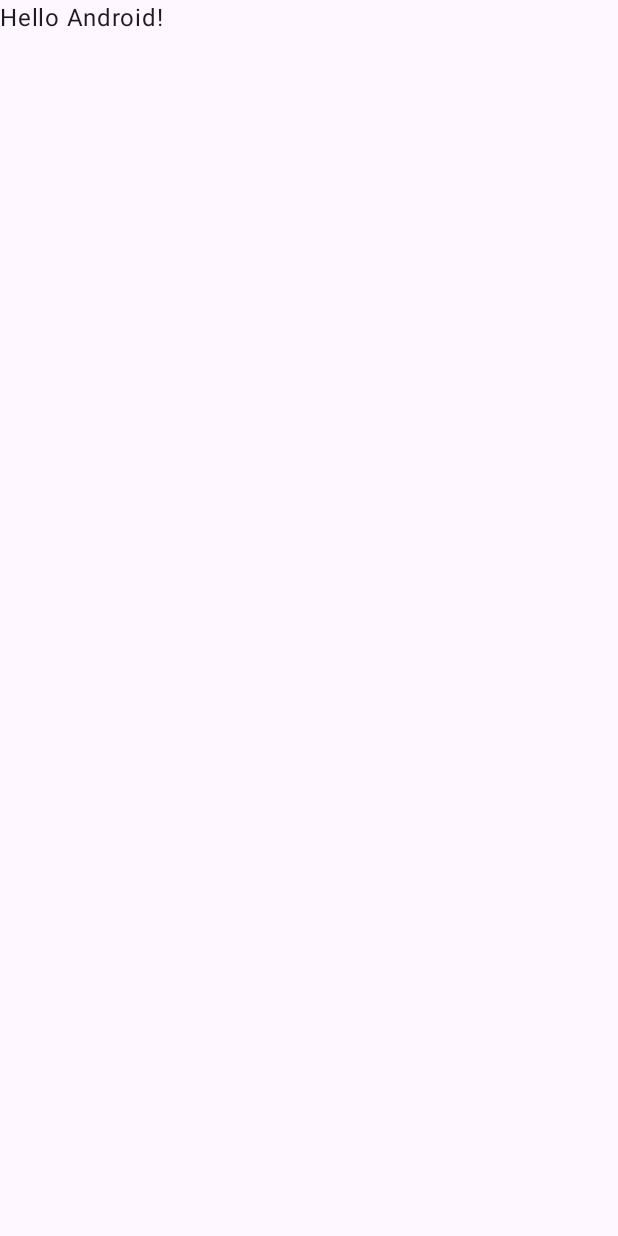
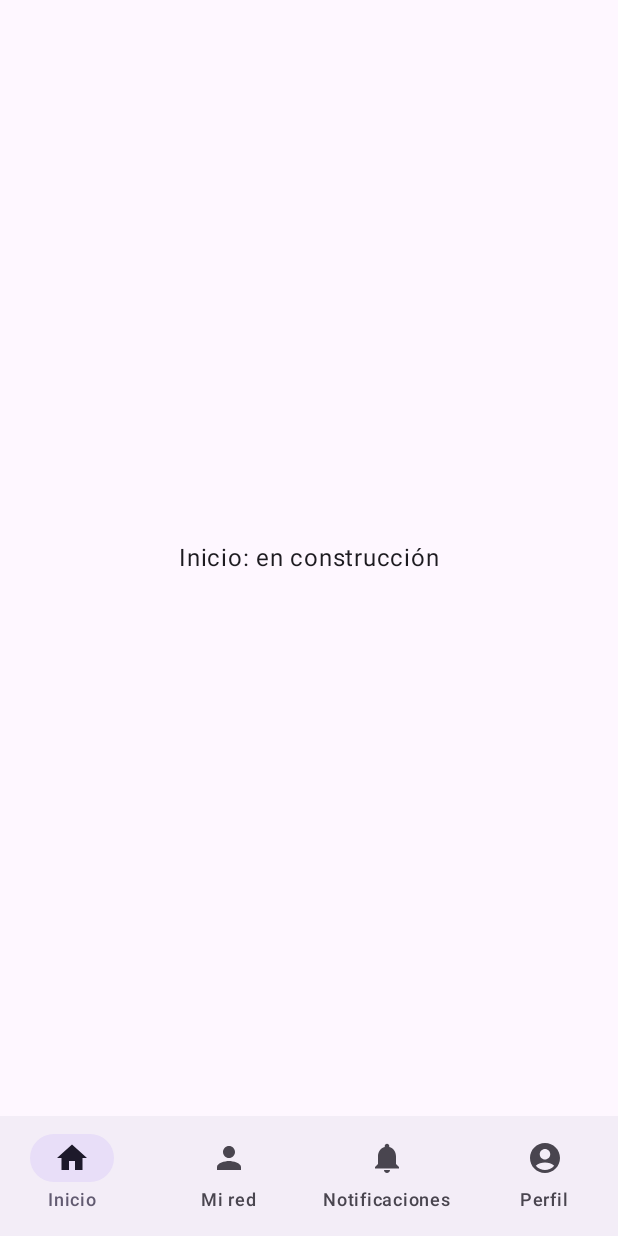
Before and after one commit to Nox4dr1/android-linkedin-UI, an Android app built with Jetpack Compose: the screen it shows after launch (MainActivity), on a phone screen of 412 x 824 dp. Before the commit the screen is almost empty. Run offline under Robolectric (Android 15) with nearby library versions, the phone set to English and light mode, and no system bars.

Commit message:
Agrega barra de navegación inferior con las 4 pantallas

```diff
--- a/app/src/main/java/com/example/android_linkedin_ui/MainActivity.kt
+++ b/app/src/main/java/com/example/android_linkedin_ui/MainActivity.kt
@@ -12,6 +12,33 @@ import androidx.compose.runtime.Composable
 import androidx.compose.ui.Modifier
 import androidx.compose.ui.tooling.preview.Preview
 import com.example.android_linkedin_ui.ui.theme.AndroidlinkedinUITheme
+import android.os.Bundle
+import androidx.activity.ComponentActivity
+import androidx.activity.compose.setContent
+import androidx.activity.enableEdgeToEdge
+import androidx.compose.foundation.layout.fillMaxSize
+import androidx.compose.foundation.layout.padding
+import androidx.compose.material.icons.Icons
+import androidx.compose.material.icons.filled.AccountCircle
+import androidx.compose.material.icons.filled.Home
+import androidx.compose.material.icons.filled.Notifications
+import androidx.compose.material.icons.filled.Person
+import androidx.compose.material3.Icon
+import androidx.compose.material3.NavigationBar
+import androidx.compose.material3.NavigationBarItem
+import androidx.compose.material3.Scaffold
+import androidx.compose.material3.Text
+import androidx.compose.runtime.Composable
+import androidx.compose.runtime.getValue
+import androidx.compose.runtime.mutableIntStateOf
+import androidx.compose.runtime.saveable.rememberSaveable
+import androidx.compose.runtime.setValue
+import androidx.compose.ui.Modifier
+import com.example.android_linkedin_ui.ui.screens.InicioScreen
+import com.example.android_linkedin_ui.ui.screens.MiRedScreen
+import com.example.android_linkedin_ui.ui.screens.NotificacionesScreen
+import com.example.android_linkedin_ui.ui.screens.PerfilScreen
+import com.example.android_linkedin_ui.ui.theme.AndroidlinkedinUITheme
 
 class MainActivity : ComponentActivity() {
     override fun onCreate(savedInstanceState: Bundle?) {
@@ -19,29 +46,44 @@ class MainActivity : ComponentActivity() {
         enableEdgeToEdge()
         setContent {
             AndroidlinkedinUITheme {
-                Scaffold(modifier = Modifier.fillMaxSize()) { innerPadding ->
-                    Greeting(
-                        name = "Android",
-                        modifier = Modifier.padding(innerPadding)
-                    )
-                }
+                LinkedInApp()
             }
         }
     }
 }
 
 @Composable
-fun Greeting(name: String, modifier: Modifier = Modifier) {
-    Text(
-        text = "Hello $name!",
-        modifier = modifier
+fun LinkedInApp() {
+    var pestanaActual by rememberSaveable { mutableIntStateOf(0) }
+    val titulos = listOf("Inicio", "Mi red", "Notificaciones", "Perfil")
+    val iconos = listOf(
+        Icons.Filled.Home,
+        Icons.Filled.Person,
+        Icons.Filled.Notifications,
+        Icons.Filled.AccountCircle
     )
-}
 
-@Preview(showBackground = true)
-@Composable
-fun GreetingPreview() {
-    AndroidlinkedinUITheme {
-        Greeting("Android")
+    Scaffold(
+        modifier = Modifier.fillMaxSize(),
+        bottomBar = {
+            NavigationBar {
+                titulos.forEachIndexed { i, titulo ->
+                    NavigationBarItem(
+                        selected = pestanaActual == i,
+                        onClick = { pestanaActual = i },
+                        icon = { Icon(iconos[i], contentDescription = titulo) },
+                        label = { Text(titulo) }
+                    )
+                }
+            }
+        }
+    ) { innerPadding ->
+        val mod = Modifier.padding(innerPadding)
+        when (pestanaActual) {
+            0 -> InicioScreen(mod)
+            1 -> MiRedScreen(mod)
+            2 -> NotificacionesScreen(mod)
+            3 -> PerfilScreen(mod)
+        }
     }
 }
```
